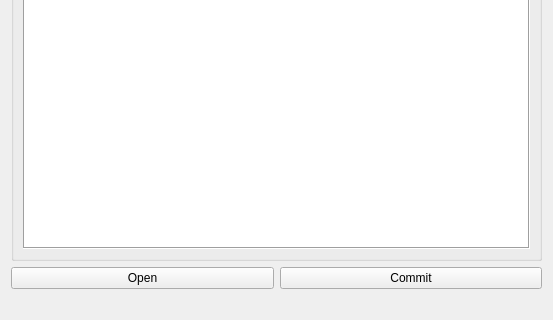
Old version of the form ui_files/version_list_new.ui in the repository sanath111/rbhus_clone; both pictures show x 0 to 553 and y 268 to 588 of the 553 by 588 pixel window.
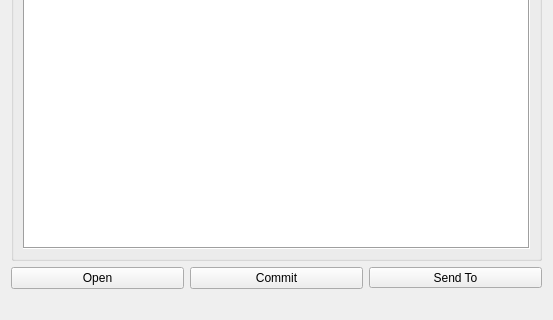
New version of the form.

```diff
--- a/ui_files/version_list_new.ui
+++ b/ui_files/version_list_new.ui
@@ -74,6 +74,25 @@
        </property>
       </widget>
      </item>
+     <item>
+      <widget class="QToolButton" name="pushButt">
+       <property name="sizePolicy">
+        <sizepolicy hsizetype="Minimum" vsizetype="Fixed">
+         <horstretch>0</horstretch>
+         <verstretch>0</verstretch>
+        </sizepolicy>
+       </property>
+       <property name="text">
+        <string>Send To</string>
+       </property>
+       <property name="popupMode">
+        <enum>QToolButton::InstantPopup</enum>
+       </property>
+       <property name="arrowType">
+        <enum>Qt::NoArrow</enum>
+       </property>
+      </widget>
+     </item>
     </layout>
    </item>
    <item row="4" column="0">
```
